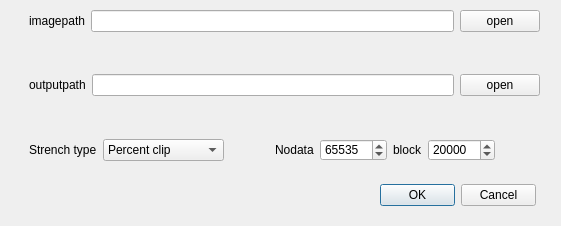
The window that ui/preProcess/convert_8bit.ui (scrssys/SCRS_RS_AI) describes before a commit, drawn with Qt 5.
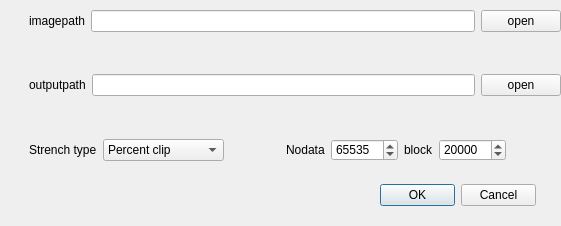
The same window after the commit.

What changed in the file:
```diff
--- a/ui/preProcess/convert_8bit.ui
+++ b/ui/preProcess/convert_8bit.ui
@@ -34,7 +34,7 @@
     <rect>
      <x>29</x>
      <y>10</y>
-     <width>511</width>
+     <width>532</width>
      <height>151</height>
     </rect>
    </property>
```
